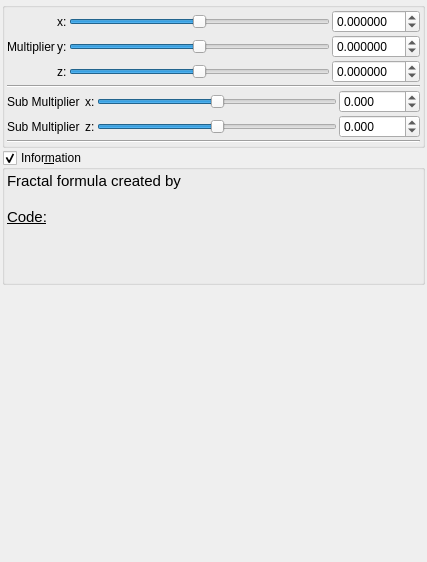
Above: mandelbulber2/qt_data/fractal_ides2.ui from buddhi1980/mandelbulber2 before the change. Below: the same form after it.
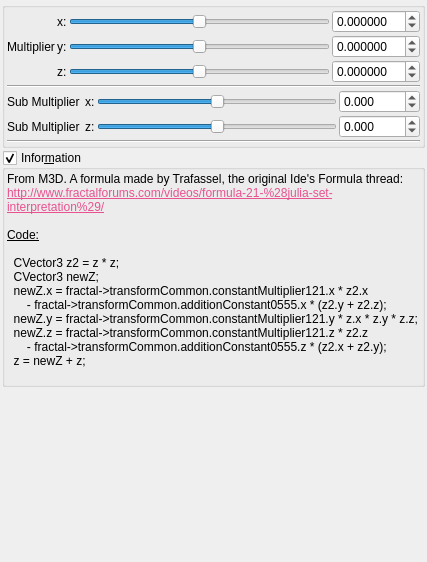
That is the form after the change. Custom widgets are drawn as their Qt base class.

Commit message: Added information box for addC transforms

```diff
--- a/mandelbulber2/qt_data/fractal_ides2.ui
+++ b/mandelbulber2/qt_data/fractal_ides2.ui
@@ -432,12 +432,20 @@
          <string>&lt;!DOCTYPE HTML PUBLIC &quot;-//W3C//DTD HTML 4.0//EN&quot; &quot;http://www.w3.org/TR/REC-html40/strict.dtd&quot;&gt;
 &lt;html&gt;&lt;head&gt;&lt;meta name=&quot;qrichtext&quot; content=&quot;1&quot; /&gt;&lt;style type=&quot;text/css&quot;&gt;
 p, li { white-space: pre-wrap; }
-&lt;/style&gt;&lt;/head&gt;&lt;body style=&quot; font-family:'Ubuntu'; font-size:11pt; font-weight:400; font-style:normal;&quot;&gt;
-&lt;p style=&quot; margin-top:0px; margin-bottom:0px; margin-left:0px; margin-right:0px; -qt-block-indent:0; text-indent:0px;&quot;&gt;Fractal formula created by &lt;/p&gt;
+&lt;/style&gt;&lt;/head&gt;&lt;body&gt;
+&lt;p style=&quot; margin-top:0px; margin-bottom:0px; margin-left:0px; margin-right:0px; -qt-block-indent:0; text-indent:0px;&quot;&gt;From M3D. A formula made by Trafassel, the original Ide's Formula thread:&lt;/p&gt;
+&lt;p style=&quot; margin-top:0px; margin-bottom:0px; margin-left:0px; margin-right:0px; -qt-block-indent:0; text-indent:0px;&quot;&gt;&lt;a href=&quot;http://www.fractalforums.com/videos/formula-21-%28julia-set-interpretation%29/&quot;&gt;&lt;span style=&quot; text-decoration: underline; color:#e85290;&quot;&gt;http://www.fractalforums.com/videos/formula-21-%28julia-set-interpretation%29/&lt;/span&gt;&lt;/a&gt;&lt;/p&gt;
 &lt;p style=&quot;-qt-paragraph-type:empty; margin-top:0px; margin-bottom:0px; margin-left:0px; margin-right:0px; -qt-block-indent:0; text-indent:0px;&quot;&gt;&lt;br /&gt;&lt;/p&gt;
 &lt;p style=&quot; margin-top:0px; margin-bottom:0px; margin-left:0px; margin-right:0px; -qt-block-indent:0; text-indent:0px;&quot;&gt;&lt;span style=&quot; text-decoration: underline;&quot;&gt;Code:&lt;/span&gt;&lt;/p&gt;
 &lt;p style=&quot;-qt-paragraph-type:empty; margin-top:0px; margin-bottom:0px; margin-left:0px; margin-right:0px; -qt-block-indent:0; text-indent:0px; text-decoration: underline;&quot;&gt;&lt;br /&gt;&lt;/p&gt;
-&lt;p style=&quot; margin-top:0px; margin-bottom:0px; margin-left:0px; margin-right:0px; -qt-block-indent:0; text-indent:0px;&quot;&gt; &lt;/p&gt;
+&lt;p style=&quot; margin-top:0px; margin-bottom:0px; margin-left:0px; margin-right:0px; -qt-block-indent:0; text-indent:0px;&quot;&gt;  CVector3 z2 = z * z;&lt;/p&gt;
+&lt;p style=&quot; margin-top:0px; margin-bottom:0px; margin-left:0px; margin-right:0px; -qt-block-indent:0; text-indent:0px;&quot;&gt;  CVector3 newZ;&lt;/p&gt;
+&lt;p style=&quot; margin-top:0px; margin-bottom:0px; margin-left:0px; margin-right:0px; -qt-block-indent:0; text-indent:0px;&quot;&gt;  newZ.x = fractal-&amp;gt;transformCommon.constantMultiplier121.x * z2.x&lt;/p&gt;
+&lt;p style=&quot; margin-top:0px; margin-bottom:0px; margin-left:0px; margin-right:0px; -qt-block-indent:0; text-indent:0px;&quot;&gt;      - fractal-&amp;gt;transformCommon.additionConstant0555.x * (z2.y + z2.z);&lt;/p&gt;
+&lt;p style=&quot; margin-top:0px; margin-bottom:0px; margin-left:0px; margin-right:0px; -qt-block-indent:0; text-indent:0px;&quot;&gt;  newZ.y = fractal-&amp;gt;transformCommon.constantMultiplier121.y * z.x * z.y * z.z;&lt;/p&gt;
+&lt;p style=&quot; margin-top:0px; margin-bottom:0px; margin-left:0px; margin-right:0px; -qt-block-indent:0; text-indent:0px;&quot;&gt;  newZ.z = fractal-&amp;gt;transformCommon.constantMultiplier121.z * z2.z&lt;/p&gt;
+&lt;p style=&quot; margin-top:0px; margin-bottom:0px; margin-left:0px; margin-right:0px; -qt-block-indent:0; text-indent:0px;&quot;&gt;      - fractal-&amp;gt;transformCommon.additionConstant0555.z * (z2.x + z2.y);&lt;/p&gt;
+&lt;p style=&quot; margin-top:0px; margin-bottom:0px; margin-left:0px; margin-right:0px; -qt-block-indent:0; text-indent:0px;&quot;&gt;  z = newZ + z;&lt;/p&gt;
 &lt;p style=&quot;-qt-paragraph-type:empty; margin-top:0px; margin-bottom:0px; margin-left:0px; margin-right:0px; -qt-block-indent:0; text-indent:0px;&quot;&gt;&lt;br /&gt;&lt;/p&gt;&lt;/body&gt;&lt;/html&gt;</string>
         </property>
         <property name="wordWrap">
```
The commit also changes 7 other files.
